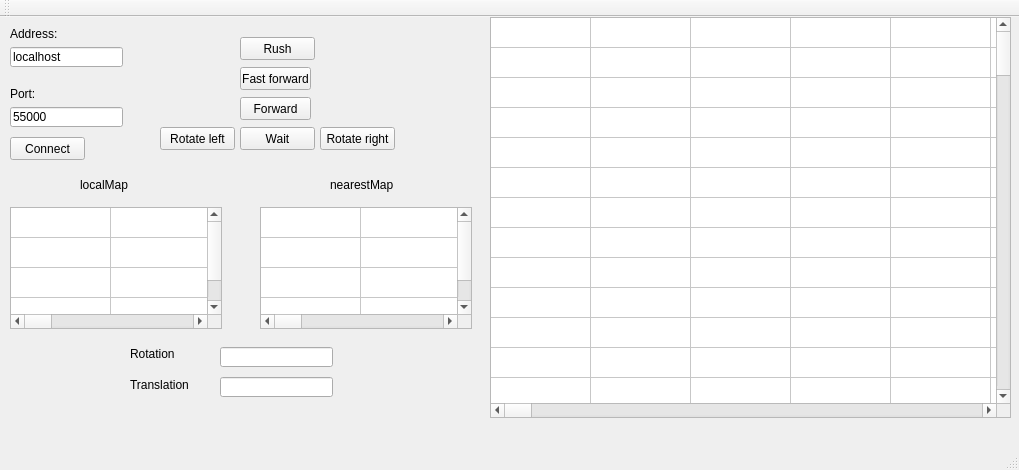
Qt form mainwindow.ui (PaulinaSadowska/Labyrinth_contest_client) before a commit.
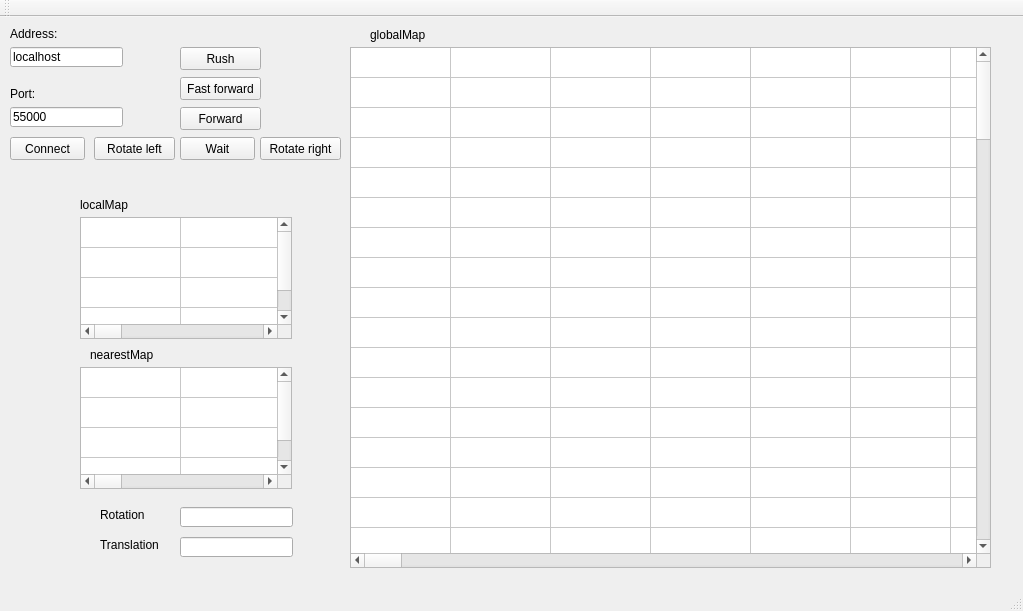
The same form after that commit.

The edit to the form file:
```diff
--- a/mainwindow.ui
+++ b/mainwindow.ui
@@ -6,8 +6,8 @@
    <rect>
     <x>0</x>
     <y>0</y>
-    <width>1019</width>
-    <height>470</height>
+    <width>1023</width>
+    <height>611</height>
    </rect>
   </property>
   <property name="windowTitle">
@@ -82,9 +82,9 @@
    <widget class="QPushButton" name="pushButtonFastForward">
     <property name="geometry">
      <rect>
-      <x>240</x>
-      <y>50</y>
-      <width>71</width>
+      <x>180</x>
+      <y>60</y>
+      <width>81</width>
       <height>23</height>
      </rect>
     </property>
@@ -95,9 +95,9 @@
    <widget class="QPushButton" name="pushButtonForward">
     <property name="geometry">
      <rect>
-      <x>240</x>
-      <y>80</y>
-      <width>71</width>
+      <x>180</x>
+      <y>90</y>
+      <width>81</width>
       <height>23</height>
      </rect>
     </property>
@@ -108,8 +108,8 @@
    <widget class="QPushButton" name="pushButtonWait">
     <property name="geometry">
      <rect>
-      <x>240</x>
-      <y>110</y>
+      <x>180</x>
+      <y>120</y>
       <width>75</width>
       <height>23</height>
      </rect>
@@ -121,9 +121,9 @@
    <widget class="QPushButton" name="pushButtonRotateLeft">
     <property name="geometry">
      <rect>
-      <x>160</x>
-      <y>110</y>
-      <width>75</width>
+      <x>94</x>
+      <y>120</y>
+      <width>81</width>
       <height>23</height>
      </rect>
     </property>
@@ -134,9 +134,9 @@
    <widget class="QPushButton" name="pushButtonRotateRight">
     <property name="geometry">
      <rect>
-      <x>320</x>
-      <y>110</y>
-      <width>75</width>
+      <x>260</x>
+      <y>120</y>
+      <width>81</width>
       <height>23</height>
      </rect>
     </property>
@@ -147,9 +147,9 @@
    <widget class="QPushButton" name="pushButtonRush">
     <property name="geometry">
      <rect>
-      <x>240</x>
-      <y>20</y>
-      <width>75</width>
+      <x>180</x>
+      <y>30</y>
+      <width>81</width>
       <height>23</height>
      </rect>
     </property>
@@ -160,10 +160,10 @@
    <widget class="QLabel" name="label_3">
     <property name="geometry">
      <rect>
-      <x>130</x>
-      <y>330</y>
-      <width>47</width>
-      <height>13</height>
+      <x>100</x>
+      <y>490</y>
+      <width>51</width>
+      <height>16</height>
      </rect>
     </property>
     <property name="text">
@@ -173,8 +173,8 @@
    <widget class="QLabel" name="label_4">
     <property name="geometry">
      <rect>
-      <x>130</x>
-      <y>360</y>
+      <x>100</x>
+      <y>520</y>
       <width>71</width>
       <height>16</height>
      </rect>
@@ -186,8 +186,8 @@
    <widget class="QLineEdit" name="rotationEdit">
     <property name="geometry">
      <rect>
-      <x>220</x>
-      <y>330</y>
+      <x>180</x>
+      <y>490</y>
       <width>113</width>
       <height>20</height>
      </rect>
@@ -196,8 +196,8 @@
    <widget class="QLineEdit" name="translationEdit">
     <property name="geometry">
      <rect>
-      <x>220</x>
-      <y>360</y>
+      <x>180</x>
+      <y>520</y>
       <width>113</width>
       <height>20</height>
      </rect>
@@ -206,8 +206,8 @@
    <widget class="QTableWidget" name="robotVisionTable">
     <property name="geometry">
      <rect>
-      <x>10</x>
-      <y>190</y>
+      <x>80</x>
+      <y>200</y>
       <width>212</width>
       <height>122</height>
      </rect>
@@ -239,10 +239,10 @@
    <widget class="QTableWidget" name="globalMapTable">
     <property name="geometry">
      <rect>
-      <x>490</x>
-      <y>0</y>
-      <width>521</width>
-      <height>401</height>
+      <x>350</x>
+      <y>30</y>
+      <width>641</width>
+      <height>521</height>
      </rect>
     </property>
     <property name="autoScrollMargin">
@@ -462,8 +462,8 @@
    <widget class="QTableWidget" name="nearestMapTable">
     <property name="geometry">
      <rect>
-      <x>260</x>
-      <y>190</y>
+      <x>80</x>
+      <y>350</y>
       <width>212</width>
       <height>122</height>
      </rect>
@@ -496,7 +496,7 @@
     <property name="geometry">
      <rect>
       <x>80</x>
-      <y>160</y>
+      <y>180</y>
       <width>61</width>
       <height>16</height>
      </rect>
@@ -508,9 +508,9 @@
    <widget class="QLabel" name="label_6">
     <property name="geometry">
      <rect>
-      <x>330</x>
-      <y>160</y>
-      <width>71</width>
+      <x>90</x>
+      <y>330</y>
+      <width>81</width>
       <height>16</height>
      </rect>
     </property>
@@ -518,6 +518,19 @@
      <string>nearestMap</string>
     </property>
    </widget>
+   <widget class="QLabel" name="label_7">
+    <property name="geometry">
+     <rect>
+      <x>370</x>
+      <y>10</y>
+      <width>91</width>
+      <height>16</height>
+     </rect>
+    </property>
+    <property name="text">
+     <string>globalMap</string>
+    </property>
+   </widget>
   </widget>
   <widget class="QMenuBar" name="menuBar">
    <property name="geometry">
```
Left out of the diff: 2 changed lines with no effect on the pictures.
